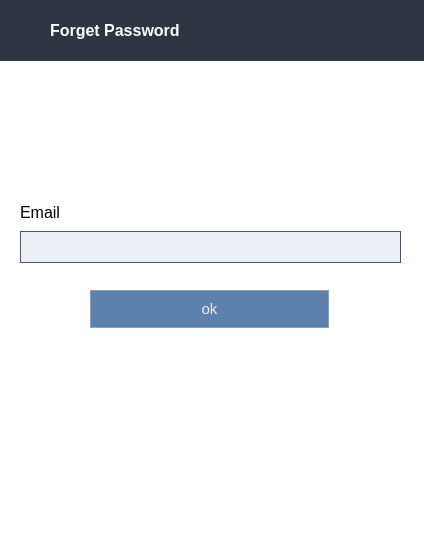
KasperJack/School-Management-System, file School_System/ui/ForgotPasswordDialog.ui: the form before one commit.
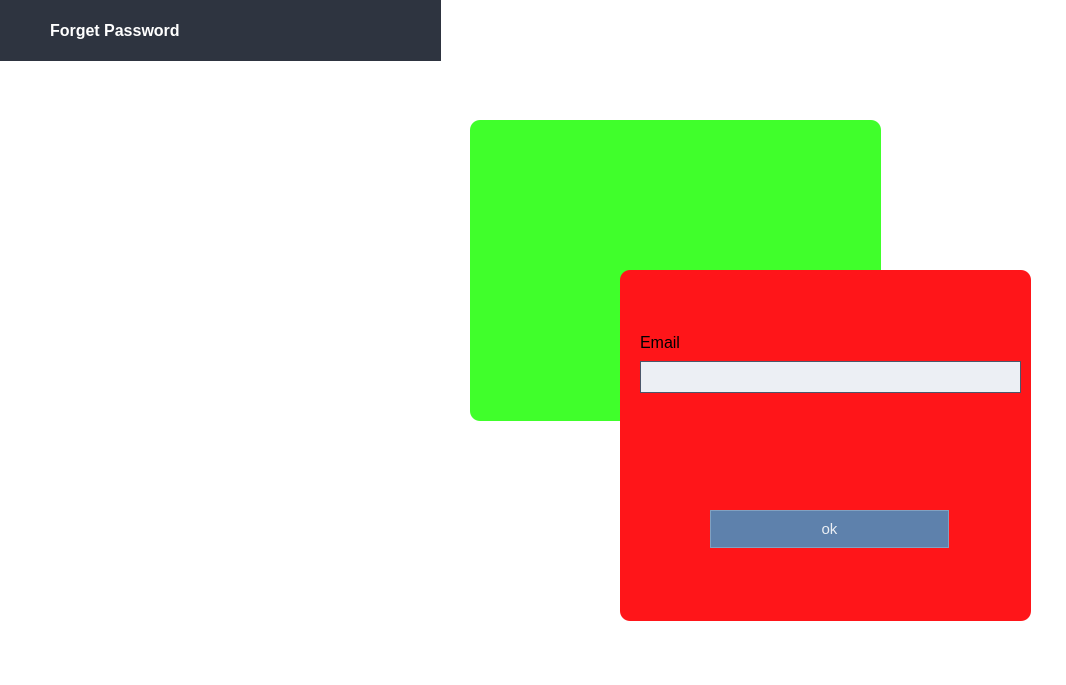
The form after the commit. Icons and pictures are not drawn.

Patch:
```diff
--- a/School_System/ui/ForgotPasswordDialog.ui
+++ b/School_System/ui/ForgotPasswordDialog.ui
@@ -6,8 +6,8 @@
    <rect>
     <x>0</x>
     <y>0</y>
-    <width>424</width>
-    <height>556</height>
+    <width>1066</width>
+    <height>685</height>
    </rect>
   </property>
   <property name="windowTitle">
@@ -22,58 +22,6 @@
 border-radius: 10px;
 }</string>
   </property>
-  <widget class="QWidget" name="layoutWidget">
-   <property name="geometry">
-    <rect>
-     <x>20</x>
-     <y>200</y>
-     <width>381</width>
-     <height>63</height>
-    </rect>
-   </property>
-   <layout class="QVBoxLayout" name="verticalLayout_2">
-    <item>
-     <widget class="QLabel" name="label_3">
-      <property name="font">
-       <font>
-        <family>Segoe UI</family>
-        <pointsize>12</pointsize>
-       </font>
-      </property>
-      <property name="text">
-       <string>Email</string>
-      </property>
-     </widget>
-    </item>
-    <item>
-     <widget class="QLineEdit" name="email_field">
-      <property name="styleSheet">
-       <string notr="true">/* Input Field */
-QLineEdit {
-    background-color: #eceff4; /* Light background */
-    color: #000000; /* Black text */
-    border: 1px solid #4C566A; /* Subtle gray-blue border */
-    border-radius: 0px; /* No rounded corners */
-    padding: 6px; /* Padding inside the field */
-    font-size: 14px; /* Standard font size */
-}
-
-/* Focused Input Field */
-QLineEdit:focus {
-    border: 1px solid #88C0D0; /* Light blue/teal border on focus */
-    background-color: #e1e9f2; /* Slightly lighter background on focus */
-}
-
-/* Placeholder Text */
-QLineEdit::placeholder {
-    color: #4C566A; /* Darker gray for placeholder text */
-}
-</string>
-      </property>
-     </widget>
-    </item>
-   </layout>
-  </widget>
   <widget class="QWidget" name="widget_2" native="true">
    <property name="geometry">
     <rect>
@@ -131,23 +79,93 @@
     </property>
    </widget>
   </widget>
-  <widget class="QPushButton" name="check_mail_button">
+  <widget class="QFrame" name="frame">
    <property name="geometry">
     <rect>
-     <x>90</x>
-     <y>290</y>
-     <width>239</width>
-     <height>38</height>
+     <x>620</x>
+     <y>270</y>
+     <width>411</width>
+     <height>351</height>
     </rect>
    </property>
-   <property name="minimumSize">
-    <size>
-     <width>86</width>
-     <height>38</height>
-    </size>
-   </property>
    <property name="styleSheet">
-    <string notr="true">QPushButton {
+    <string notr="true">background-color: rgb(255, 21, 25);</string>
+   </property>
+   <property name="frameShape">
+    <enum>QFrame::Shape::StyledPanel</enum>
+   </property>
+   <property name="frameShadow">
+    <enum>QFrame::Shadow::Raised</enum>
+   </property>
+   <widget class="QWidget" name="layoutWidget">
+    <property name="geometry">
+     <rect>
+      <x>20</x>
+      <y>60</y>
+      <width>381</width>
+      <height>63</height>
+     </rect>
+    </property>
+    <layout class="QVBoxLayout" name="verticalLayout_2">
+     <item>
+      <widget class="QLabel" name="label_3">
+       <property name="font">
+        <font>
+         <family>Segoe UI</family>
+         <pointsize>12</pointsize>
+        </font>
+       </property>
+       <property name="text">
+        <string>Email</string>
+       </property>
+      </widget>
+     </item>
+     <item>
+      <widget class="QLineEdit" name="email_field">
+       <property name="styleSheet">
+        <string notr="true">/* Input Field */
+QLineEdit {
+    background-color: #eceff4; /* Light background */
+    color: #000000; /* Black text */
+    border: 1px solid #4C566A; /* Subtle gray-blue border */
+    border-radius: 0px; /* No rounded corners */
+    padding: 6px; /* Padding inside the field */
+    font-size: 14px; /* Standard font size */
+}
+
+/* Focused Input Field */
+QLineEdit:focus {
+    border: 1px solid #88C0D0; /* Light blue/teal border on focus */
+    background-color: #e1e9f2; /* Slightly lighter background on focus */
+}
+
+/* Placeholder Text */
+QLineEdit::placeholder {
+    color: #4C566A; /* Darker gray for placeholder text */
+}
+</string>
+       </property>
+      </widget>
+     </item>
+    </layout>
+   </widget>
+   <widget class="QPushButton" name="check_mail_button">
+    <property name="geometry">
+     <rect>
+      <x>90</x>
+      <y>240</y>
+      <width>239</width>
+      <height>38</height>
+     </rect>
+    </property>
+    <property name="minimumSize">
+     <size>
+      <width>86</width>
+      <height>38</height>
+     </size>
+    </property>
+    <property name="styleSheet">
+     <string notr="true">QPushButton {
     background-color: #5E81AC; /* Nord Blue */
     color: #ECEFF4; /* Light text */
     border: 1px solid #81A1C1; /* Lighter blue border */
@@ -188,11 +206,61 @@
     border: 1px solid #4C566A; /* Darker border */
 }
 </string>
+    </property>
+    <property name="text">
+     <string>ok</string>
+    </property>
+   </widget>
+   <widget class="QLineEdit" name="warnning">
+    <property name="geometry">
+     <rect>
+      <x>100</x>
+      <y>170</y>
+      <width>211</width>
+      <height>34</height>
+     </rect>
+    </property>
+   </widget>
+  </widget>
+  <widget class="QFrame" name="frame_2">
+   <property name="geometry">
+    <rect>
+     <x>470</x>
+     <y>120</y>
+     <width>411</width>
+     <height>301</height>
+    </rect>
    </property>
-   <property name="text">
-    <string>ok</string>
+   <property name="styleSheet">
+    <string notr="true">background-color: rgb(64, 255, 43);</string>
    </property>
+   <property name="frameShape">
+    <enum>QFrame::Shape::StyledPanel</enum>
+   </property>
+   <property name="frameShadow">
+    <enum>QFrame::Shadow::Raised</enum>
+   </property>
   </widget>
+  <widget class="QFrame" name="frame_3">
+   <property name="geometry">
+    <rect>
+     <x>20</x>
+     <y>70</y>
+     <width>351</width>
+     <height>431</height>
+    </rect>
+   </property>
+   <property name="frameShape">
+    <enum>QFrame::Shape::StyledPanel</enum>
+   </property>
+   <property name="frameShadow">
+    <enum>QFrame::Shadow::Raised</enum>
+   </property>
+  </widget>
+  <zorder>widget_2</zorder>
+  <zorder>frame_3</zorder>
+  <zorder>frame_2</zorder>
+  <zorder>frame</zorder>
  </widget>
  <resources>
   <include location="../resources/rec.qrc"/>
```
